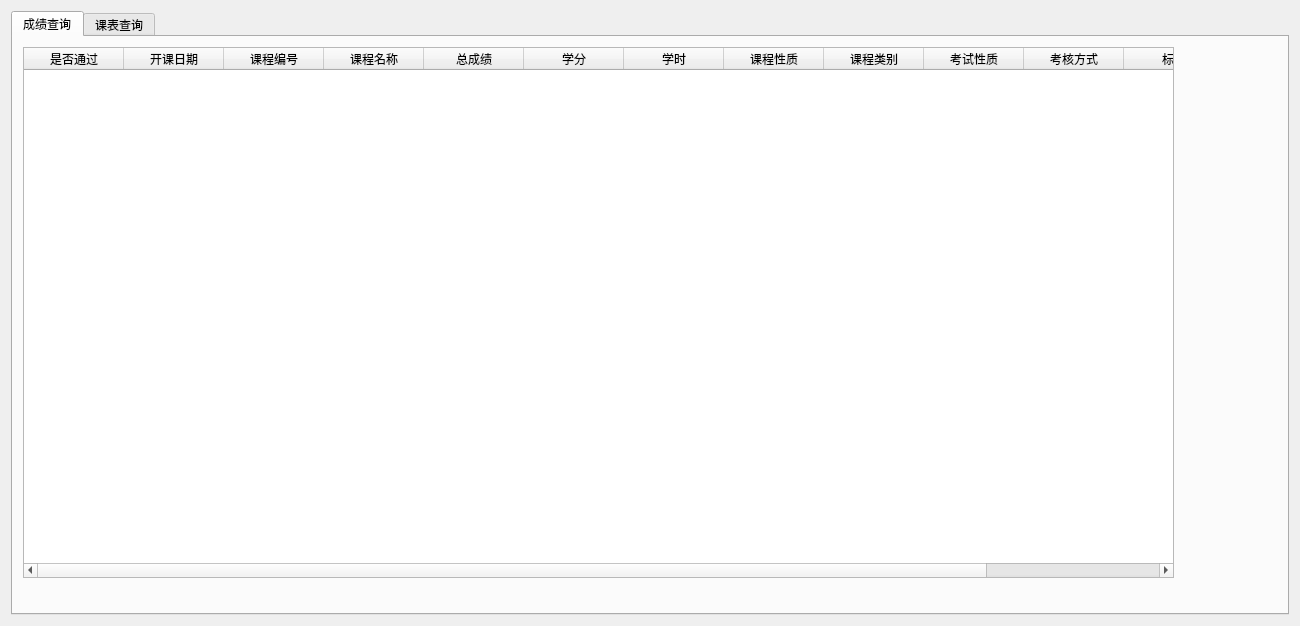
First picture: the form in day1/form.ui, repository Mirai233/Jlict-JWXT, before the edit.
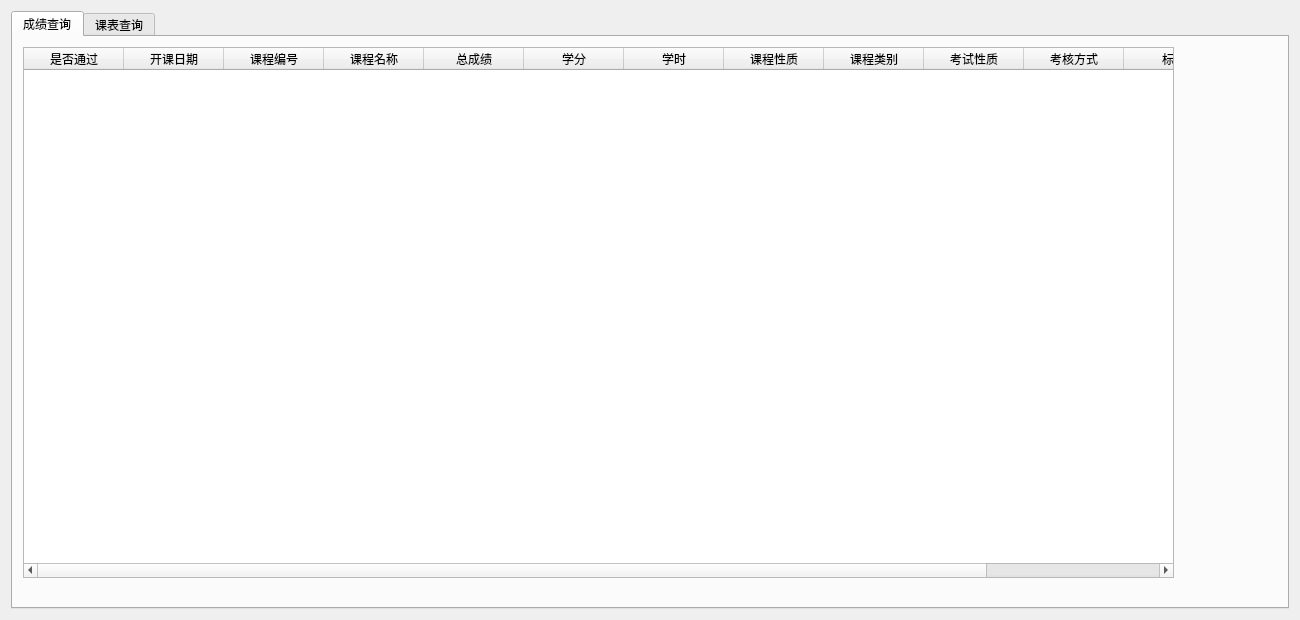
Second picture: the form after the edit. Icons and pictures are not drawn.

```diff
--- a/day1/form.ui
+++ b/day1/form.ui
@@ -7,7 +7,7 @@
     <x>0</x>
     <y>0</y>
     <width>1300</width>
-    <height>626</height>
+    <height>620</height>
    </rect>
   </property>
   <property name="sizePolicy">
@@ -41,6 +41,9 @@
        <height>0</height>
       </size>
      </property>
+     <property name="autoFillBackground">
+      <bool>false</bool>
+     </property>
      <property name="tabPosition">
       <enum>QTabWidget::North</enum>
      </property>
@@ -60,7 +63,7 @@
       <bool>true</bool>
      </property>
      <property name="tabBarAutoHide">
-      <bool>false</bool>
+      <bool>true</bool>
      </property>
      <widget class="QWidget" name="tab_2">
       <attribute name="title">
```
